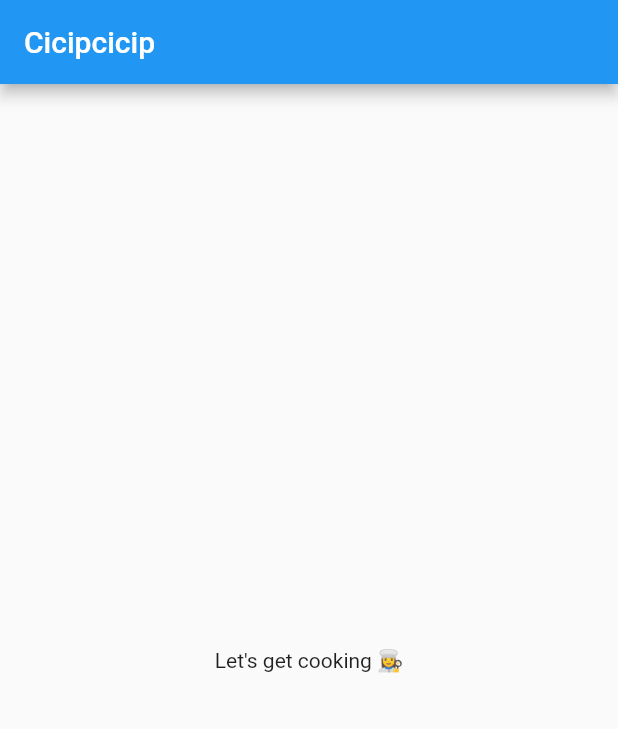
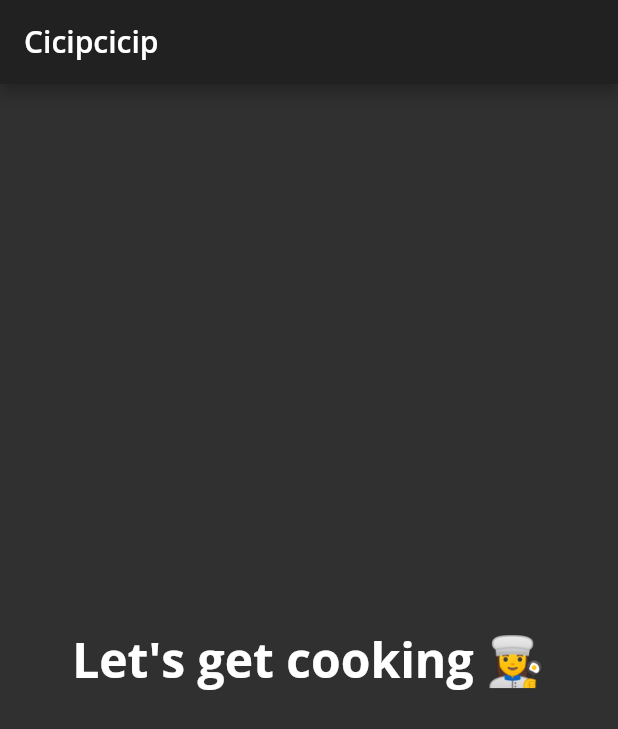
Before and after one commit to zuyatna/cicipcicip, a Flutter app: the screen it shows after launch, on a phone screen of 412 x 824 dp. Shown: the top 729 px of the screen. Run offline on Flutter 3.47's test engine with Material 2 defaults, Android fonts, the phone set to English and light mode, and no system bars; our stand-ins replace google_fonts.

Commit message:
create home.dart and move the code home: to home.dart

```diff
--- /dev/null
+++ b/lib/home.dart
@@ -0,0 +1,32 @@
+import 'package:flutter/material.dart';
+
+class Home extends StatefulWidget {
+  const Home({Key? key}) : super(key: key);
+
+  @override
+  State<Home> createState() => _HomeState();
+}
+
+class _HomeState extends State<Home> {
+  // TODO: Add state variables and functions
+
+  @override
+  Widget build(BuildContext context) {
+    return Scaffold(
+      appBar: AppBar(
+        title: Text(
+          'Cicipcicip',
+          style: Theme.of(context).textTheme.headline6,
+        ),
+      ),
+      // TODO: Show selected tab
+      body: Center(
+        child: Text(
+          'Let\'s get cooking 👩‍🍳',
+          style: Theme.of(context).textTheme.headline1,
+        ),
+      ),
+      // TODO: Add bottom navigation bar
+    );
+  }
+}
--- a/lib/main.dart
+++ b/lib/main.dart
@@ -1,4 +1,6 @@
 import 'package:flutter/material.dart';
+import 'cicipcicip_theme.dart';
+import 'home.dart';
 
 void main() {
   runApp(const MyApp());
@@ -9,21 +11,12 @@ class MyApp extends StatelessWidget {
 
   @override
   Widget build(BuildContext context) {
-    // TODO: Create theme
+    final theme = CicipcicipTheme.dark();
     // TODO: Apply home widget
     return MaterialApp(
-      // TODO: Add theme
+      theme: theme,
       title: 'Cicipcicip',
-      home: Scaffold(
-        // TODO: Style the title
-        appBar: AppBar(
-          title: const Text('Cicipcicip'),
-        ),
-        // TODO: Style the body
-        body: const Center(
-          child: Text('Let\'s get cooking 👩‍🍳'),
-        ),
-      ),
+      home: const Home(),
     );
   }
 }
```
